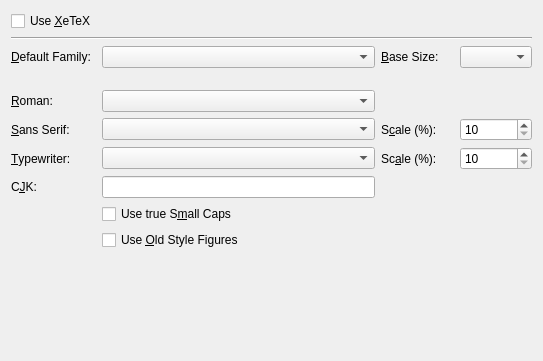
Qt form src/frontends/qt4/ui/FontUi.ui (cburschka/lyx) before a commit.
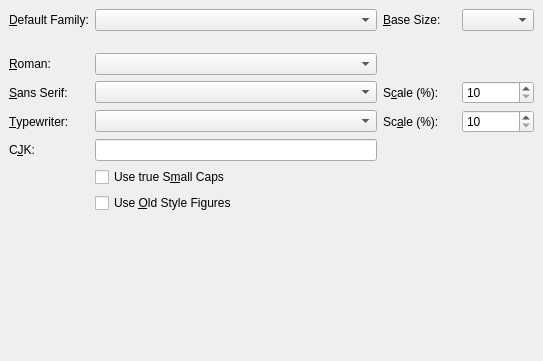
The same form after that commit.

Commit message: * new per-document default output format. File format change.

Diff of the .ui file:
```diff
--- a/src/frontends/qt4/ui/FontUi.ui
+++ b/src/frontends/qt4/ui/FontUi.ui
@@ -12,232 +12,14 @@
   <property name="windowTitle" >
    <string>FontUi</string>
   </property>
-  <layout class="QGridLayout" name="gridLayout" >
-   <item row="0" column="0" >
-    <widget class="QCheckBox" name="xetexCB" >
-     <property name="toolTip" >
-      <string>Use the XeTeX processor, which allows access to all system fonts</string>
-     </property>
-     <property name="text" >
-      <string>Use &amp;XeTeX</string>
-     </property>
-    </widget>
-   </item>
-   <item row="1" column="0" colspan="4" >
-    <widget class="Line" name="line" >
-     <property name="orientation" >
-      <enum>Qt::Horizontal</enum>
-     </property>
-    </widget>
-   </item>
-   <item row="2" column="0" >
-    <widget class="QLabel" name="fontsDefaultLA" >
-     <property name="text" >
-      <string>&amp;Default Family:</string>
-     </property>
-     <property name="buddy" >
-      <cstring>fontsDefaultCO</cstring>
-     </property>
-    </widget>
-   </item>
-   <item row="2" column="1" >
-    <widget class="QComboBox" name="fontsDefaultCO" >
-     <property name="toolTip" >
-      <string>Select the default family for the document</string>
-     </property>
-    </widget>
-   </item>
-   <item row="2" column="2" >
-    <widget class="QLabel" name="TextLabel2_2" >
-     <property name="text" >
-      <string>&amp;Base Size:</string>
-     </property>
-     <property name="buddy" >
-      <cstring>fontsizeCO</cstring>
-     </property>
-    </widget>
-   </item>
-   <item row="2" column="3" >
-    <widget class="QComboBox" name="fontsizeCO" >
-     <property name="toolTip" >
-      <string/>
-     </property>
-    </widget>
-   </item>
-   <item row="3" column="1" >
-    <spacer>
-     <property name="orientation" >
-      <enum>Qt::Horizontal</enum>
-     </property>
-     <property name="sizeHint" stdset="0" >
-      <size>
-       <width>182</width>
-       <height>16</height>
-      </size>
-     </property>
-    </spacer>
-   </item>
-   <item row="4" column="0" >
-    <widget class="QLabel" name="fontsRomanLA" >
-     <property name="text" >
-      <string>&amp;Roman:</string>
-     </property>
-     <property name="buddy" >
-      <cstring>fontsRomanCO</cstring>
-     </property>
-    </widget>
-   </item>
-   <item row="4" column="1" >
-    <widget class="QComboBox" name="fontsRomanCO" >
-     <property name="toolTip" >
-      <string>Select the roman (serif) typeface</string>
-     </property>
-    </widget>
-   </item>
-   <item row="4" column="2" colspan="2" >
-    <spacer>
-     <property name="orientation" >
-      <enum>Qt::Horizontal</enum>
-     </property>
-     <property name="sizeHint" stdset="0" >
-      <size>
-       <width>131</width>
-       <height>20</height>
-      </size>
-     </property>
-    </spacer>
-   </item>
-   <item row="5" column="0" >
-    <widget class="QLabel" name="fontsSansLA" >
-     <property name="text" >
-      <string>&amp;Sans Serif:</string>
-     </property>
-     <property name="buddy" >
-      <cstring>fontsSansCO</cstring>
-     </property>
-    </widget>
-   </item>
-   <item row="5" column="1" >
-    <widget class="QComboBox" name="fontsSansCO" >
-     <property name="toolTip" >
-      <string>Select the Sans Serif (grotesque) typeface</string>
-     </property>
-    </widget>
-   </item>
-   <item row="5" column="2" >
-    <widget class="QLabel" name="scaleSansLA" >
-     <property name="text" >
-      <string>S&amp;cale (%):</string>
-     </property>
-     <property name="buddy" >
-      <cstring>scaleSansSB</cstring>
-     </property>
-    </widget>
-   </item>
-   <item row="5" column="3" >
-    <widget class="QSpinBox" name="scaleSansSB" >
-     <property name="toolTip" >
-      <string>Scale the Sans Serif font to match the base font's dimensions</string>
-     </property>
-     <property name="minimum" >
-      <number>10</number>
-     </property>
-     <property name="maximum" >
-      <number>200</number>
-     </property>
-    </widget>
-   </item>
-   <item row="6" column="0" >
-    <widget class="QLabel" name="fontsTypewriterLA" >
-     <property name="text" >
-      <string>&amp;Typewriter:</string>
-     </property>
-     <property name="buddy" >
-      <cstring>fontsTypewriterCO</cstring>
-     </property>
-    </widget>
-   </item>
-   <item row="6" column="1" >
-    <widget class="QComboBox" name="fontsTypewriterCO" >
-     <property name="toolTip" >
-      <string>Select the typewriter (monospaced) typeface</string>
-     </property>
-    </widget>
-   </item>
-   <item row="6" column="2" >
-    <widget class="QLabel" name="scaleTypewriterLA" >
-     <property name="text" >
-      <string>Sc&amp;ale (%):</string>
-     </property>
-     <property name="buddy" >
-      <cstring>scaleTypewriterSB</cstring>
-     </property>
-    </widget>
-   </item>
-   <item row="6" column="3" >
-    <widget class="QSpinBox" name="scaleTypewriterSB" >
-     <property name="toolTip" >
-      <string>Scale the Typewriter font to match the base font's dimensions</string>
-     </property>
-     <property name="minimum" >
-      <number>10</number>
-     </property>
-     <property name="maximum" >
-      <number>200</number>
-     </property>
-    </widget>
-   </item>
-   <item row="7" column="0" >
-    <widget class="QLabel" name="cjkFontLA" >
-     <property name="text" >
-      <string>C&amp;JK:</string>
-     </property>
-     <property name="buddy" >
-      <cstring>cjkFontLE</cstring>
-     </property>
-    </widget>
-   </item>
-   <item row="7" column="1" >
-    <widget class="QLineEdit" name="cjkFontLE" >
-     <property name="toolTip" >
-      <string>Input the font to be used for Chinese, Japanese or Korean (CJK) script</string>
-     </property>
-    </widget>
-   </item>
-   <item row="7" column="2" colspan="2" >
-    <spacer>
-     <property name="orientation" >
-      <enum>Qt::Horizontal</enum>
-     </property>
-     <property name="sizeHint" stdset="0" >
-      <size>
-       <width>151</width>
-       <height>20</height>
-      </size>
-     </property>
-    </spacer>
-   </item>
-   <item row="8" column="1" >
-    <widget class="QCheckBox" name="fontScCB" >
-     <property name="toolTip" >
-      <string>Use a real small caps shape, if the font provides one</string>
-     </property>
-     <property name="text" >
-      <string>Use true S&amp;mall Caps</string>
-     </property>
-    </widget>
-   </item>
-   <item row="9" column="1" >
-    <widget class="QCheckBox" name="fontOsfCB" >
-     <property name="toolTip" >
-      <string>Use old style instead of lining figures</string>
-     </property>
-     <property name="text" >
-      <string>Use &amp;Old Style Figures</string>
-     </property>
-    </widget>
-   </item>
-   <item row="10" column="0" colspan="4" >
+  <layout class="QGridLayout" >
+   <property name="margin" >
+    <number>9</number>
+   </property>
+   <property name="spacing" >
+    <number>6</number>
+   </property>
+   <item row="8" column="0" colspan="4" >
     <spacer>
      <property name="orientation" >
       <enum>Qt::Vertical</enum>
@@ -245,7 +27,7 @@
      <property name="sizeType" >
       <enum>QSizePolicy::Expanding</enum>
      </property>
-     <property name="sizeHint" stdset="0" >
+     <property name="sizeHint" >
       <size>
        <width>391</width>
        <height>16</height>
@@ -253,6 +35,213 @@
      </property>
     </spacer>
    </item>
+   <item row="7" column="1" >
+    <widget class="QCheckBox" name="fontOsfCB" >
+     <property name="toolTip" >
+      <string>Use old style instead of lining figures</string>
+     </property>
+     <property name="text" >
+      <string>Use &amp;Old Style Figures</string>
+     </property>
+    </widget>
+   </item>
+   <item row="6" column="1" >
+    <widget class="QCheckBox" name="fontScCB" >
+     <property name="toolTip" >
+      <string>Use a real small caps shape, if the font provides one</string>
+     </property>
+     <property name="text" >
+      <string>Use true S&amp;mall Caps</string>
+     </property>
+    </widget>
+   </item>
+   <item row="5" column="2" colspan="2" >
+    <spacer>
+     <property name="orientation" >
+      <enum>Qt::Horizontal</enum>
+     </property>
+     <property name="sizeHint" >
+      <size>
+       <width>151</width>
+       <height>20</height>
+      </size>
+     </property>
+    </spacer>
+   </item>
+   <item row="5" column="1" >
+    <widget class="QLineEdit" name="cjkFontLE" >
+     <property name="toolTip" >
+      <string>Input the font to be used for Chinese, Japanese or Korean (CJK) script</string>
+     </property>
+    </widget>
+   </item>
+   <item row="5" column="0" >
+    <widget class="QLabel" name="cjkFontLA" >
+     <property name="text" >
+      <string>C&amp;JK:</string>
+     </property>
+     <property name="buddy" >
+      <cstring>cjkFontLE</cstring>
+     </property>
+    </widget>
+   </item>
+   <item row="4" column="3" >
+    <widget class="QSpinBox" name="scaleTypewriterSB" >
+     <property name="toolTip" >
+      <string>Scale the Typewriter font to match the base font's dimensions</string>
+     </property>
+     <property name="maximum" >
+      <number>200</number>
+     </property>
+     <property name="minimum" >
+      <number>10</number>
+     </property>
+    </widget>
+   </item>
+   <item row="4" column="2" >
+    <widget class="QLabel" name="scaleTypewriterLA" >
+     <property name="text" >
+      <string>Sc&amp;ale (%):</string>
+     </property>
+     <property name="buddy" >
+      <cstring>scaleTypewriterSB</cstring>
+     </property>
+    </widget>
+   </item>
+   <item row="4" column="1" >
+    <widget class="QComboBox" name="fontsTypewriterCO" >
+     <property name="toolTip" >
+      <string>Select the typewriter (monospaced) typeface</string>
+     </property>
+    </widget>
+   </item>
+   <item row="4" column="0" >
+    <widget class="QLabel" name="fontsTypewriterLA" >
+     <property name="text" >
+      <string>&amp;Typewriter:</string>
+     </property>
+     <property name="buddy" >
+      <cstring>fontsTypewriterCO</cstring>
+     </property>
+    </widget>
+   </item>
+   <item row="3" column="3" >
+    <widget class="QSpinBox" name="scaleSansSB" >
+     <property name="toolTip" >
+      <string>Scale the Sans Serif font to match the base font's dimensions</string>
+     </property>
+     <property name="maximum" >
+      <number>200</number>
+     </property>
+     <property name="minimum" >
+      <number>10</number>
+     </property>
+    </widget>
+   </item>
+   <item row="3" column="2" >
+    <widget class="QLabel" name="scaleSansLA" >
+     <property name="text" >
+      <string>S&amp;cale (%):</string>
+     </property>
+     <property name="buddy" >
+      <cstring>scaleSansSB</cstring>
+     </property>
+    </widget>
+   </item>
+   <item row="3" column="1" >
+    <widget class="QComboBox" name="fontsSansCO" >
+     <property name="toolTip" >
+      <string>Select the Sans Serif (grotesque) typeface</string>
+     </property>
+    </widget>
+   </item>
+   <item row="3" column="0" >
+    <widget class="QLabel" name="fontsSansLA" >
+     <property name="text" >
+      <string>&amp;Sans Serif:</string>
+     </property>
+     <property name="buddy" >
+      <cstring>fontsSansCO</cstring>
+     </property>
+    </widget>
+   </item>
+   <item row="2" column="2" colspan="2" >
+    <spacer>
+     <property name="orientation" >
+      <enum>Qt::Horizontal</enum>
+     </property>
+     <property name="sizeHint" >
+      <size>
+       <width>131</width>
+       <height>20</height>
+      </size>
+     </property>
+    </spacer>
+   </item>
+   <item row="2" column="1" >
+    <widget class="QComboBox" name="fontsRomanCO" >
+     <property name="toolTip" >
+      <string>Select the roman (serif) typeface</string>
+     </property>
+    </widget>
+   </item>
+   <item row="2" column="0" >
+    <widget class="QLabel" name="fontsRomanLA" >
+     <property name="text" >
+      <string>&amp;Roman:</string>
+     </property>
+     <property name="buddy" >
+      <cstring>fontsRomanCO</cstring>
+     </property>
+    </widget>
+   </item>
+   <item row="1" column="1" >
+    <spacer>
+     <property name="orientation" >
+      <enum>Qt::Horizontal</enum>
+     </property>
+     <property name="sizeHint" >
+      <size>
+       <width>182</width>
+       <height>16</height>
+      </size>
+     </property>
+    </spacer>
+   </item>
+   <item row="0" column="3" >
+    <widget class="QComboBox" name="fontsizeCO" >
+     <property name="toolTip" >
+      <string/>
+     </property>
+    </widget>
+   </item>
+   <item row="0" column="2" >
+    <widget class="QLabel" name="TextLabel2_2" >
+     <property name="text" >
+      <string>&amp;Base Size:</string>
+     </property>
+     <property name="buddy" >
+      <cstring>fontsizeCO</cstring>
+     </property>
+    </widget>
+   </item>
+   <item row="0" column="1" >
+    <widget class="QComboBox" name="fontsDefaultCO" >
+     <property name="toolTip" >
+      <string>Select the default family for the document</string>
+     </property>
+    </widget>
+   </item>
+   <item row="0" column="0" >
+    <widget class="QLabel" name="fontsDefaultLA" >
+     <property name="text" >
+      <string>&amp;Default Family:</string>
+     </property>
+     <property name="buddy" >
+      <cstring>fontsDefaultCO</cstring>
+     </property>
+    </widget>
+   </item>
   </layout>
  </widget>
  <layoutdefault spacing="6" margin="11" />
```
The commit also changes 11 other files.
